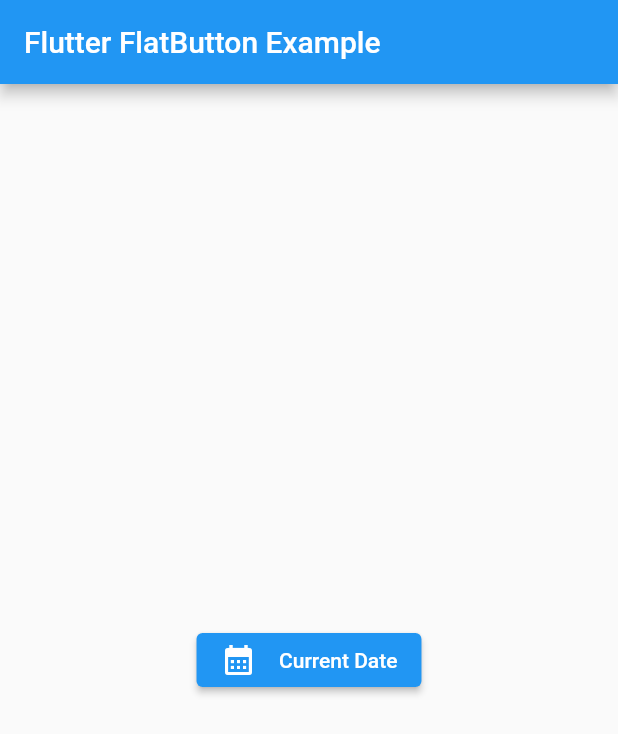
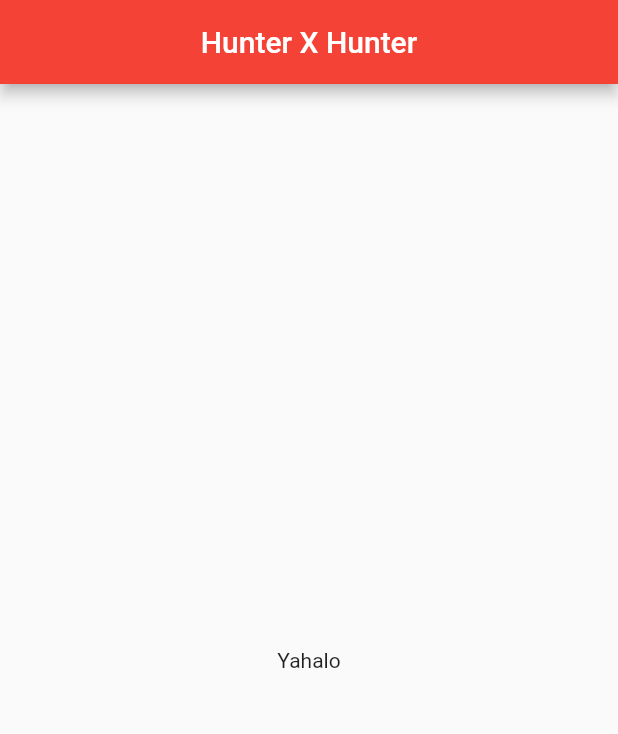
Before and after one commit to MICHAELCARRILLO/Flutter, a Flutter app: the screen it shows after launch, on a phone screen of 412 x 824 dp. Shown: the top 734 px of the screen. Run offline on Flutter 3.47's test engine with Material 2 defaults, Android fonts, the phone set to English and light mode, and no system bars.

Commit message:
feat: Base Project

```diff
--- a/lib/main.dart
+++ b/lib/main.dart
@@ -4,35 +4,37 @@ void main() {
   runApp(MyApp());
 }
 
-class MyApp extends StatefulWidget {
-  @override
-  _MyAppState createState() => _MyAppState();
-}
+class MyApp extends StatelessWidget {
+  const MyApp({super.key});
 
-class _MyAppState extends State<MyApp> {
   @override
   Widget build(BuildContext context) {
     return MaterialApp(
-      home: Scaffold(
-          appBar: AppBar(
-            title: const Text('Flutter FlatButton Example'),
-          ),
-          body: Center(
-            child: ElevatedButton(
-              child: Row(
-                mainAxisSize: MainAxisSize.min,
-                children: const [
-                  Icon(Icons.calendar_month),
-                  SizedBox(width: 15),
-                  Text("Current Date")
-                ],
-              ),
-              onPressed: () {
-                DateTime currentDateTime = DateTime.now();
-                print(currentDateTime);
-              },
-            ),
-          )),
+      title: "Huxter X Hanter",
+      home: MainHome(),
     );
   }
 }
+
+class MainHome extends StatefulWidget {
+  const MainHome({super.key});
+
+  @override
+  State<MainHome> createState() => _MainHomeState();
+}
+
+class _MainHomeState extends State<MainHome> {
+  @override
+  Widget build(BuildContext context) {
+    return Scaffold(
+      appBar: AppBar(
+        title: const Text("Hunter X Hunter"),
+        centerTitle: true,
+        backgroundColor: Colors.red,
+      ),
+      body: const Center(
+        child: Text("Yahalo"),
+      ),
+    );
+  }
+}
```
